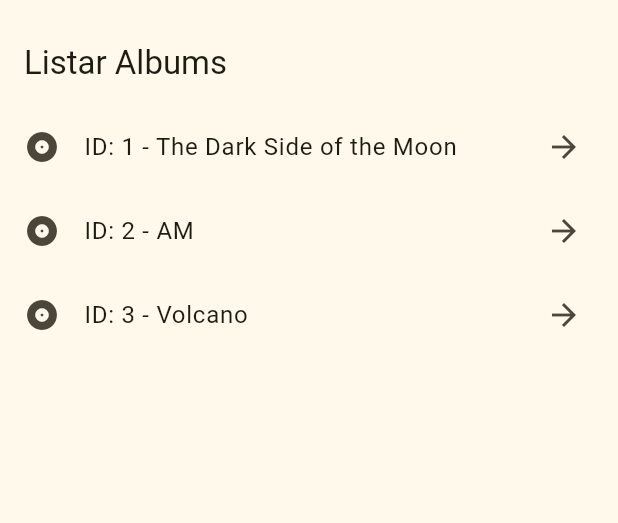
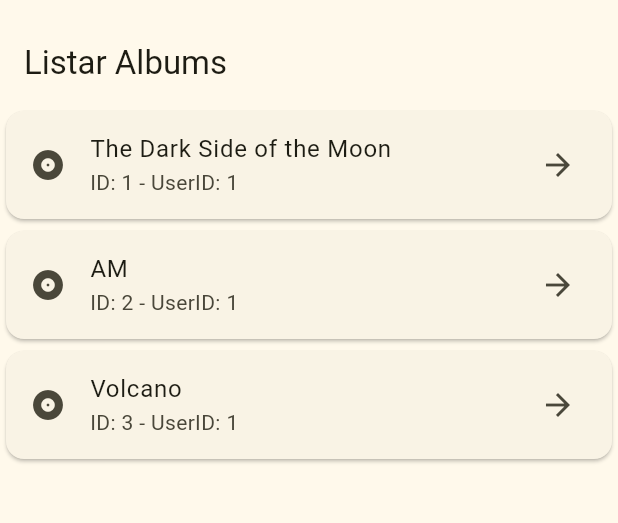
Before and after one commit to defcxz/flutter-ejerciciowebservice, a Flutter app: the screen it shows after launch, on a phone screen of 412 x 824 dp, the part 63-586 px from its top. Run offline on Flutter 3.47's test engine with Material 3 defaults, Android fonts, the phone set to English and light mode, and no system bars.

Commit message:
dart fix

```diff
--- a/lib/main.dart
+++ b/lib/main.dart
@@ -17,7 +17,7 @@
         colorScheme: ColorScheme.fromSeed(seedColor: Colors.yellow),
         useMaterial3: true,
       ),
-      home: PaginaAlbum(),
+      home: const PaginaAlbum(),
     );
   }
 }
--- a/lib/paginas/pagina_album.dart
+++ b/lib/paginas/pagina_album.dart
@@ -5,7 +5,7 @@
 import '../modelos/modelo_album.dart';
 
 class PaginaAlbum extends StatefulWidget {
-  const PaginaAlbum({Key? key}) : super(key: key);
+  const PaginaAlbum({super.key});
 
   @override
   State<StatefulWidget> createState() => _PaginaAlbumState();
--- a/lib/widgets/listview/listview_album.dart
+++ b/lib/widgets/listview/listview_album.dart
@@ -15,10 +15,13 @@
   Widget build(BuildContext context) {
     return ListView.builder(
       itemBuilder: (context, index) {
-        return ListTile(
-          title: Text('ID: ${widget.albums[index].id} - ${widget.albums[index].title}'),
-          leading: Icon(Icons.album),
-          trailing: Icon(Icons.arrow_forward),
+        return Card(
+          child: ListTile(
+            title: Text('${widget.albums[index].title}'),
+            subtitle: Text('ID: ${widget.albums[index].id} - UserID: ${widget.albums[index].userId}'),
+            leading: const Icon(Icons.album),
+            trailing: const Icon(Icons.arrow_forward),
+          ),
         );
       },
       itemCount: widget.albums.length,
```
Also changed, not shown: lib/modelos/modelo_album.dart (+4 -4 lines).
